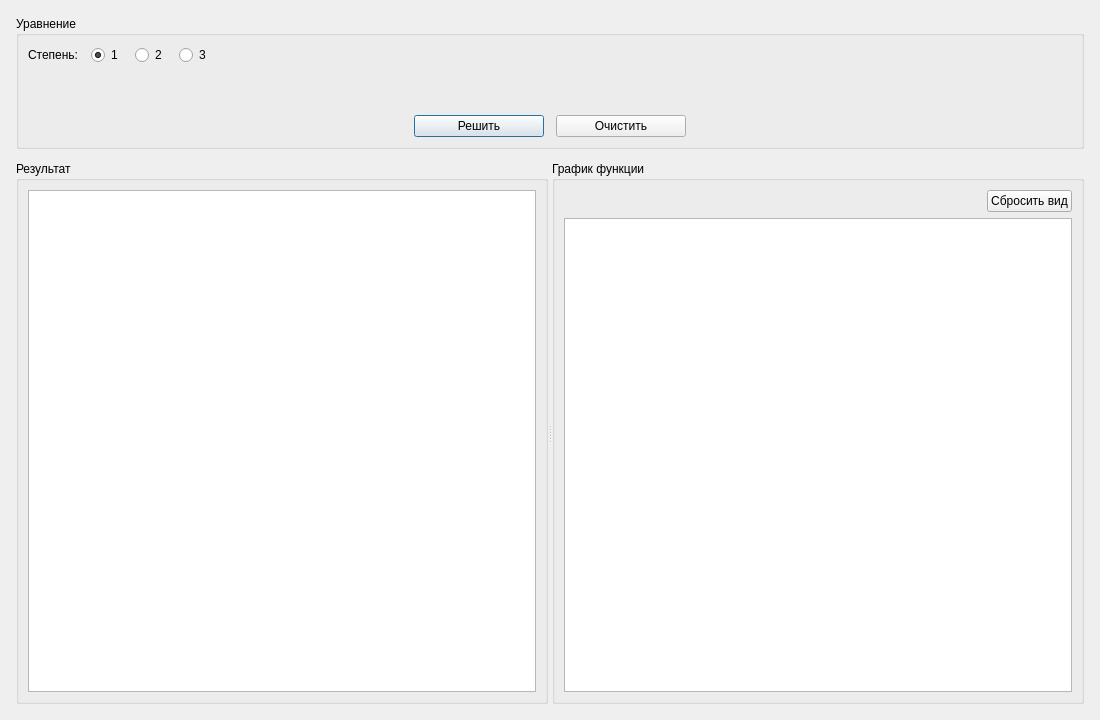
This is src/PolynomialSolver.UI/MainWindow.ui in Modi663/PolynomialSolver as Qt 5 draws it before an edit. The edited form follows.
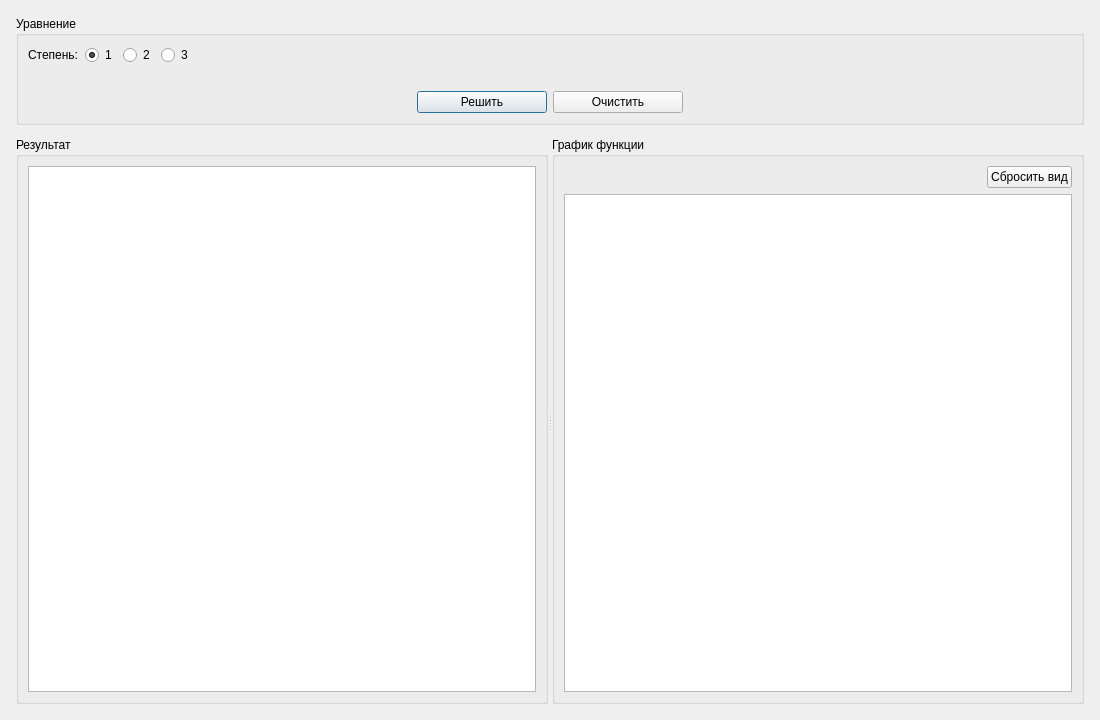
This is the edited form. Custom widgets are drawn as their Qt base class.

Commit message: fix: поправить тесты под новый UI

Patch:
```diff
--- a/src/PolynomialSolver.UI/MainWindow.ui
+++ b/src/PolynomialSolver.UI/MainWindow.ui
@@ -38,13 +38,22 @@
     </property>
     <item>
      <widget class="QGroupBox" name="equationGroup">
+      <property name="enabled">
+       <bool>true</bool>
+      </property>
+      <property name="sizePolicy">
+       <sizepolicy hsizetype="Preferred" vsizetype="Preferred">
+        <horstretch>0</horstretch>
+        <verstretch>0</verstretch>
+       </sizepolicy>
+      </property>
+      <property name="toolTipDuration">
+       <number>-6</number>
+      </property>
       <property name="title">
        <string>Уравнение</string>
       </property>
       <layout class="QVBoxLayout" name="equationGroupLayout">
-       <property name="spacing">
-        <number>12</number>
-       </property>
        <item>
         <layout class="QHBoxLayout" name="degreeLayout">
          <item>
@@ -103,7 +112,6 @@
         </layout>
        </item>
        <item>
-        <widget class="QWidget" name="equationInputHost">
          <layout class="QHBoxLayout" name="equationLayout">
           <property name="spacing">
            <number>8</number>
@@ -121,7 +129,6 @@
            <number>0</number>
           </property>
          </layout>
-        </widget>
        </item>
        <item>
         <layout class="QHBoxLayout" name="errorLayout">
@@ -258,7 +265,10 @@
        <property name="title">
         <string>График функции</string>
        </property>
-       <layout class="QVBoxLayout" name="graphLayout" stretch="0,1">
+       <layout class="QVBoxLayout" name="graphLayout">
+        <property name="spacing">
+         <number>6</number>
+        </property>
         <item>
          <layout class="QHBoxLayout" name="graphHeader">
           <item>
```
Lines whose indentation alone changed are shown as unchanged. The commit also changes 1 other file.
